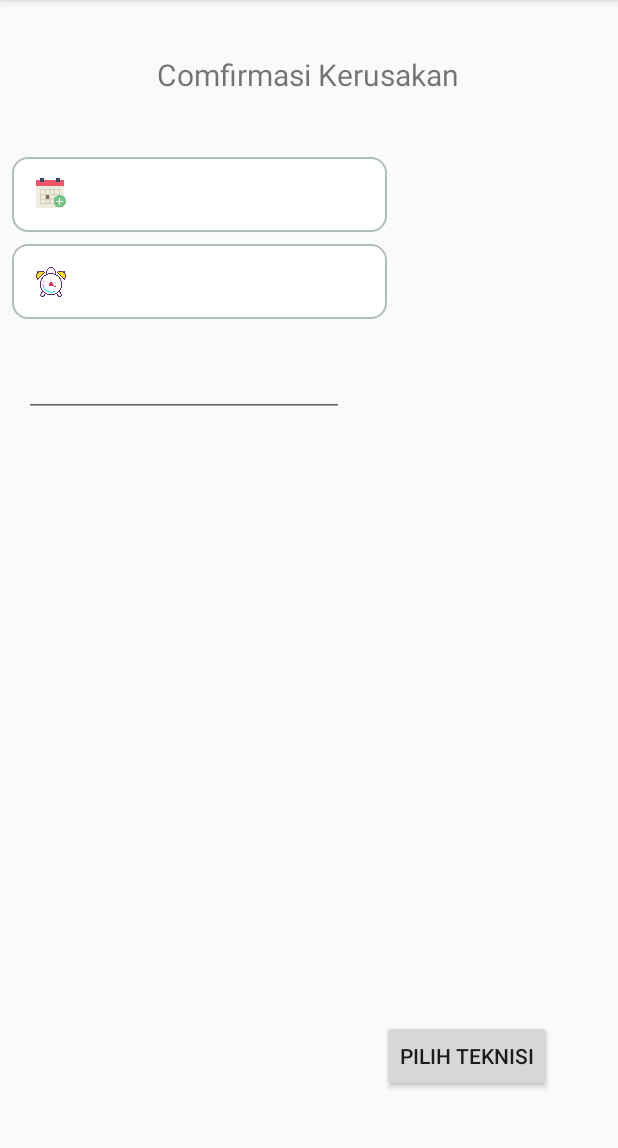
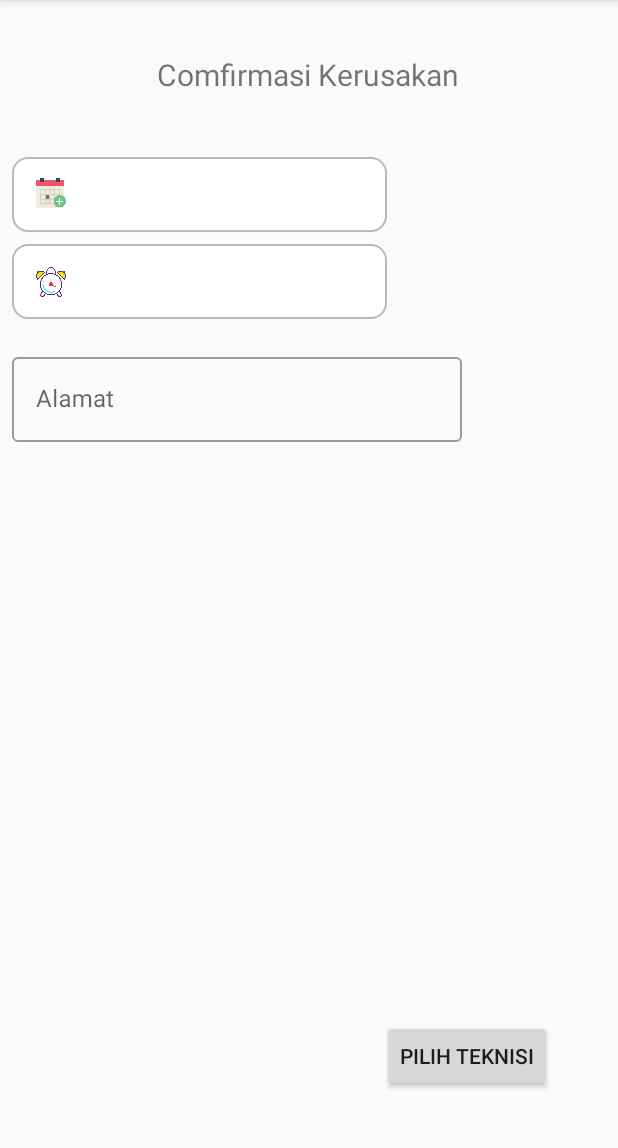
Before and after one commit to canraar07/Go_Teknisi, an Android app: the ConfirmasiKerusakan screen opened directly, with no data from a screen before it, on a phone screen of 412 x 824 dp, the part 84-1232 px from its top. Run offline under Robolectric (Android 15) with nearby library versions, the phone set to English and light mode, and no system bars; 1 statement that could not run was skipped.

Commit message:
comit comfirm kerusakan

```diff
--- a/app/src/main/AndroidManifest.xml
+++ b/app/src/main/AndroidManifest.xml
@@ -19,7 +19,8 @@
         android:supportsRtl="true"
         android:theme="@style/AppTheme"
         android:usesCleartextTraffic="true">
-        <activity android:name=".ConfirmasiKerusakan"></activity>
+        <activity android:name=".OrderActivity"></activity>
+        <activity android:name=".ConfirmasiKerusakan" />
         <activity android:name=".JenisKerusakanActivity" />
         <activity android:name=".DashboardListTeknisiActivity" />
         <activity android:name=".TeknisiDetailActivity" />
--- a/app/src/main/java/com/goteknisi/ConfirmasiKerusakan.kt
+++ b/app/src/main/java/com/goteknisi/ConfirmasiKerusakan.kt
@@ -2,16 +2,22 @@ package com.goteknisi
 
 import androidx.appcompat.app.AppCompatActivity
 import android.os.Bundle
+import android.util.Log
 import com.goteknisi.ui.confirmasikerusakan.ConfirmasiKerusakanFragment
+import com.goteknisi.utils.DatakerusakanCus
 
 class ConfirmasiKerusakan : AppCompatActivity() {
 
     override fun onCreate(savedInstanceState: Bundle?) {
         super.onCreate(savedInstanceState)
         setContentView(R.layout.confirmasi_kerusakan_activity)
+        val arrkerusakan = intent.getParcelableArrayListExtra<DatakerusakanCus>("arrkerusakan")
+        Log.e("Data",arrkerusakan.toString())
         if (savedInstanceState == null) {
             supportFragmentManager.beginTransaction()
-                .replace(R.id.container, ConfirmasiKerusakanFragment.newInstance())
+                .replace(R.id.container, ConfirmasiKerusakanFragment.newInstance(
+                    arrkerusakan
+                ))
                 .commitNow()
         }
     }
--- a/app/src/main/java/com/goteknisi/DashboardListTeknisiActivity.kt
+++ b/app/src/main/java/com/goteknisi/DashboardListTeknisiActivity.kt
@@ -3,15 +3,19 @@ package com.goteknisi
 import androidx.appcompat.app.AppCompatActivity
 import android.os.Bundle
 import com.goteknisi.ui.dashboardlistteknisi.DashboardListTeknisiFragment
+import com.goteknisi.utils.DataConfirmPage
 
 class DashboardListTeknisiActivity : AppCompatActivity() {
 
     override fun onCreate(savedInstanceState: Bundle?) {
         super.onCreate(savedInstanceState)
         setContentView(R.layout.dashboard_list_teknisi_activity)
+        val dataKerusakan = intent.getParcelableArrayListExtra<DataConfirmPage>("datakerusakan")
         if (savedInstanceState == null) {
             supportFragmentManager.beginTransaction()
-                .replace(R.id.container, DashboardListTeknisiFragment.newInstance())
+                .replace(R.id.container, DashboardListTeknisiFragment.newInstance(
+                    dataKerusakan
+                ))
                 .commitNow()
         }
     }
--- /dev/null
+++ b/app/src/main/java/com/goteknisi/adapter/AdapterKerusakan.kt
@@ -0,0 +1,47 @@
+package com.goteknisi.adapter
+
+import android.view.LayoutInflater
+import android.view.View
+import android.view.ViewGroup
+import androidx.recyclerview.widget.RecyclerView
+import com.goteknisi.R
+import com.goteknisi.utils.DatakerusakanCus
+import kotlinx.android.synthetic.main.template_list_kerusakan_confirm.view.*
+
+class AdapterKerusakan : RecyclerView.Adapter<AdapterKerusakan.ListViewHolder>() {
+
+    val list = ArrayList<DatakerusakanCus>()
+
+    fun setData(items: ArrayList<DatakerusakanCus>) {
+        list.clear()
+        list.addAll(items)
+        notifyDataSetChanged()
+    }
+
+    fun dataClear() {
+        list.clear()
+        notifyDataSetChanged()
+    }
+
+    override fun onCreateViewHolder(viewGroup: ViewGroup, viewType: Int): ListViewHolder {
+        val view = LayoutInflater.from(viewGroup.context).inflate(R.layout.template_list_kerusakan_confirm, viewGroup,false)
+        return ListViewHolder(view)
+    }
+
+    override fun onBindViewHolder(holder: ListViewHolder, position: Int) {
+        holder.bind(list[position],position)
+
+    }
+
+    override fun getItemCount(): Int = list.size
+
+
+    class ListViewHolder (itemView: View) : RecyclerView.ViewHolder(itemView) {
+        fun bind(data : DatakerusakanCus,position : Int){
+            with(itemView){
+                textKerusakan.text=data.kerusakan
+            }
+        }
+    }
+
+}
--- a/app/src/main/java/com/goteknisi/ui/confirmasikerusakan/ConfirmasiKerusakanFragment.kt
+++ b/app/src/main/java/com/goteknisi/ui/confirmasikerusakan/ConfirmasiKerusakanFragment.kt
@@ -1,6 +1,5 @@
 package com.goteknisi.ui.confirmasikerusakan
 
-import android.app.DatePickerDialog
 import android.app.TimePickerDialog
 import android.content.Intent
 import androidx.lifecycle.ViewModelProviders
@@ -11,20 +10,34 @@ import android.view.LayoutInflater
 import android.view.View
 import android.view.ViewGroup
 import androidx.core.view.isVisible
+import androidx.recyclerview.widget.LinearLayoutManager
 import com.goteknisi.DashboardListTeknisiActivity
 import com.goteknisi.R
+import com.goteknisi.adapter.AdapterKerusakan
+import com.goteknisi.utils.DataConfirmPage
+import com.goteknisi.utils.DatakerusakanCus
 import kotlinx.android.synthetic.main.confirmasi_kerusakan_fragment.*
-import java.text.SimpleDateFormat
 import java.util.*
+import kotlin.collections.ArrayList
 
 class ConfirmasiKerusakanFragment : Fragment() {
 
     companion object {
-        fun newInstance() = ConfirmasiKerusakanFragment()
+        fun newInstance(
+            array: ArrayList<DatakerusakanCus>
+            ) : ConfirmasiKerusakanFragment{
+            val fragment = ConfirmasiKerusakanFragment()
+            val bundle = Bundle().apply {
+                putParcelableArrayList("arrkerusakan",array)
+            }
+            fragment.arguments = bundle
+            return fragment
+        }
     }
 
     private lateinit var viewModel: ConfirmasiKerusakanViewModel
-
+    private lateinit var adapter: AdapterKerusakan
+    var confirmdata = ArrayList<DataConfirmPage>()
     override fun onCreateView(
         inflater: LayoutInflater, container: ViewGroup?,
         savedInstanceState: Bundle?
@@ -35,6 +48,12 @@ class ConfirmasiKerusakanFragment : Fragment() {
     override fun onActivityCreated(savedInstanceState: Bundle?) {
         super.onActivityCreated(savedInstanceState)
         viewModel = ViewModelProviders.of(this).get(ConfirmasiKerusakanViewModel::class.java)
+        val arrkerusakan : java.util.ArrayList<DatakerusakanCus>? = arguments?.getParcelableArrayList("arrkerusakan")
+        recylekkerusakan.layoutManager = LinearLayoutManager(this.activity)
+        adapter = AdapterKerusakan()
+        adapter.dataClear()
+        arrkerusakan?.let { adapter.setData(it) }
+        recylekkerusakan.adapter = adapter
         calendarView.isVisible=false
         containtTime.setOnClickListener {
             val mcurentTime = Calendar.getInstance()
@@ -61,7 +80,15 @@ class ConfirmasiKerusakanFragment : Fragment() {
             calendarView.isVisible=false
         }
         buttonPteknisi.setOnClickListener {
+            val tgl = "${textTime.text} ${textViewTgl.text}"
+            val almt = editTextAlamat.text.toString()
+            confirmdata.add(
+                DataConfirmPage(tgl,almt,arrkerusakan)
+            )
+            val bundle = Bundle()
             val intent = Intent(this.context,DashboardListTeknisiActivity::class.java)
+            bundle.putParcelableArrayList("datakerusakan",confirmdata)
+            intent.putExtras(intent)
             startActivity(intent)
         }
     }
--- a/app/src/main/res/layout/confirmasi_kerusakan_fragment.xml
+++ b/app/src/main/res/layout/confirmasi_kerusakan_fragment.xml
@@ -27,15 +27,6 @@
         app:layout_constraintTop_toBottomOf="@+id/textConfirmasiKerusakan"
         tools:ignore="MissingConstraints"
         tools:layout_editor_absoluteX="1dp" />
-
-    <CalendarView
-        android:id="@+id/calendarView"
-        android:layout_width="wrap_content"
-        android:layout_height="wrap_content"
-        app:layout_constraintBottom_toBottomOf="parent"
-        app:layout_constraintEnd_toEndOf="parent"
-        app:layout_constraintStart_toStartOf="parent"
-        app:layout_constraintTop_toTopOf="parent" />
 
     <androidx.constraintlayout.widget.ConstraintLayout
         android:id="@+id/containtTgl"
@@ -109,17 +100,6 @@
 
     </androidx.constraintlayout.widget.ConstraintLayout>
 
-    <EditText
-        android:id="@+id/editText"
-        android:layout_width="wrap_content"
-        android:layout_height="wrap_content"
-        android:layout_marginStart="16dp"
-        android:layout_marginTop="20dp"
-        android:ems="10"
-        android:inputType="textPostalAddress"
-        app:layout_constraintStart_toStartOf="parent"
-        app:layout_constraintTop_toBottomOf="@+id/containtTime" />
-
     <Button
         android:id="@+id/buttonPteknisi"
         android:layout_width="wrap_content"
@@ -130,4 +110,36 @@
         app:layout_constraintBottom_toBottomOf="parent"
         app:layout_constraintEnd_toEndOf="parent" />
 
+    <CalendarView
+        android:id="@+id/calendarView"
+        android:layout_width="wrap_content"
+        android:layout_height="wrap_content"
+        android:background="@color/white"
+        app:layout_constraintBottom_toBottomOf="parent"
+        app:layout_constraintEnd_toEndOf="parent"
+        app:layout_constraintStart_toStartOf="parent"
+        app:layout_constraintTop_toTopOf="parent"
+        tools:ignore="MissingConstraints" />
+
+    <com.google.android.material.textfield.TextInputLayout
+        android:id="@+id/textfieldpalamat"
+        style="@style/Widget.MaterialComponents.TextInputLayout.OutlinedBox"
+        android:layout_width="300dp"
+        android:layout_height="wrap_content"
+        android:layout_marginStart="8dp"
+        android:layout_marginTop="20dp"
+        app:layout_constraintStart_toStartOf="parent"
+        app:layout_constraintTop_toBottomOf="@+id/containtTime"
+        app:layout_goneMarginLeft="10dp"
+        tools:ignore="MissingConstraints">
+
+        <com.google.android.material.textfield.TextInputEditText
+            android:id="@+id/editTextAlamat"
+            android:layout_width="match_parent"
+            android:layout_height="wrap_content"
+            android:hint="Alamat"
+            android:inputType="textPostalAddress" />
+    </com.google.android.material.textfield.TextInputLayout>
+
+
 </androidx.constraintlayout.widget.ConstraintLayout>
--- a/app/src/main/res/layout/regis_fragment.xml
+++ b/app/src/main/res/layout/regis_fragment.xml
@@ -67,7 +67,7 @@
     </com.google.android.material.textfield.TextInputLayout>
 
     <com.google.android.material.textfield.TextInputLayout
-        android:id="@+id/textfieldphone"
+        android:id="@+id/textfieldpalamat"
         style="@style/Widget.MaterialComponents.TextInputLayout.OutlinedBox"
         android:layout_width="300dp"
         android:layout_height="wrap_content"
@@ -94,7 +94,7 @@
         android:layout_marginStart="36dp"
         android:layout_marginTop="16dp"
         app:layout_constraintStart_toStartOf="parent"
-        app:layout_constraintTop_toBottomOf="@+id/textfieldphone"
+        app:layout_constraintTop_toBottomOf="@+id/textfieldpalamat"
         tools:ignore="MissingConstraints">
 
         <com.google.android.material.textfield.TextInputEditText
--- a/app/src/main/res/values/strings.xml
+++ b/app/src/main/res/values/strings.xml
@@ -3,4 +3,5 @@
 
     <!-- TODO: Remove or change this placeholder text -->
     <string name="hello_blank_fragment">Hello blank fragment</string>
+    <string name="nocs">083898526308</string>
 </resources>
```
Also changed, not shown: app/src/main/java/com/goteknisi/OrderActivity.kt (added, +19 -0 lines), app/src/main/java/com/goteknisi/adapter/KerusakanAdapter.kt (+13 -4 lines), app/src/main/java/com/goteknisi/ui/dashboardlistteknisi/DashboardListTeknisiFragment.kt (+12 -1 lines), app/src/main/java/com/goteknisi/ui/jeniskerusakan/JenisKerusakanFragment.kt (+7 -0 lines), app/src/main/java/com/goteknisi/ui/order/OrderFragment.kt (added, +32 -0 lines), app/src/main/java/com/goteknisi/ui/order/OrderViewModel.kt (added, +7 -0 lines), app/src/main/java/com/goteknisi/utils/DataConfirmPage.kt (added, +11 -0 lines), app/src/main/java/com/goteknisi/utils/DatakerusakanCus.kt (added, +10 -0 lines), app/src/main/res/layout/order_activity.xml (added, +7 -0 lines), app/src/main/res/layout/order_fragment.xml (added, +90 -0 lines), app/src/main/res/layout/template_list_kerusakan_confirm.xml (added, +20 -0 lines).
